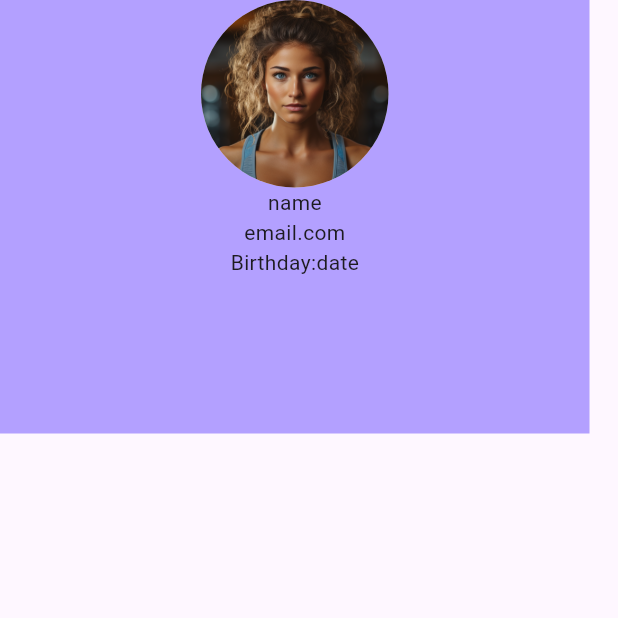
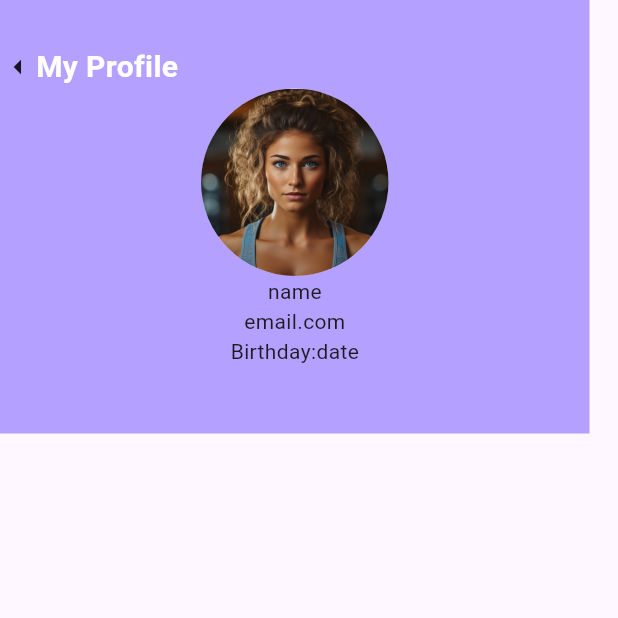
Before and after one commit to salmasafi/gym-app, a Flutter app: the SixdotOneProfileScreen screen opened directly, on a phone screen of 412 x 824 dp, the top half of it. Run offline on Flutter 3.47's test engine with Material 3 defaults, Android fonts, the phone set to English and light mode, and no system bars; our stand-ins replace flutter_screenutil.

Commit message:
profile 6.1

```diff
--- a/lib/profile/presentation/screens/6.1profile.dart
+++ b/lib/features/profile/presentation/screens/6.1profile.dart
@@ -1,6 +1,7 @@
 import 'package:flutter/material.dart';
-import 'package:flutter_screenutil/flutter_screenutil.dart';
-import 'package:gym_app/profile/presentation/widgets/profilebody.dart';
+import 'package:gym_app/features/profile/presentation/widgets/profilebody.dart';
+//import 'package:flutter_screenutil/flutter_screenutil.dart';
+
 
 class SixdotOneProfileScreen extends StatelessWidget {
   const SixdotOneProfileScreen({super.key});
--- a/lib/profile/presentation/widgets/profilebody.dart
+++ b/lib/features/profile/presentation/widgets/profilebody.dart
@@ -13,6 +13,16 @@ class Body extends StatelessWidget {
           color: Color(0xffB3A0FF),
           child: Column(
             children: [
+              SizedBox( height: 30),
+              Row(
+                children: [
+                  Icon(Icons.arrow_left),
+
+                  Text("My Profile",style: TextStyle(
+                    fontSize: 20,fontWeight: FontWeight.w700,color: Colors.white
+                  ),),
+                ],
+              ),
               Positioned(
                 top: 95,
                 left: 132,
--- a/lib/main.dart
+++ b/lib/main.dart
@@ -1,5 +1,7 @@
 import 'package:flutter/material.dart';
-import 'package:gym_app/profile/presentation/screens/6.1profile.dart';
+import 'package:gym_app/features/profile/presentation/screens/6.1profile.dart';
+//import 'package:gym_app/features/set_up/presentation/screens/setup_screen.dart';
+
 import 'package:gym_app/setup_screen.dart';
 import 'package:flutter_screenutil/flutter_screenutil.dart';
 
@@ -9,7 +11,7 @@ void main() {
 
 class MainApp extends StatelessWidget {
   const MainApp({super.key});
-////////////////////////////////////////////////////
+
   @override
   Widget build(BuildContext context) {
     return ScreenUtilInit(
@@ -19,8 +21,8 @@ class MainApp extends StatelessWidget {
        builder: (_, child){
         return const MaterialApp(
         debugShowCheckedModeBanner: false,
-        home: MotivationScreen(),
-          //home: SixdotOneProfileScreen(),
+        //home: MotivationScreen(),
+          home: SixdotOneProfileScreen(),
     );
     }
 
```
Also changed, not shown: 4 other files.
